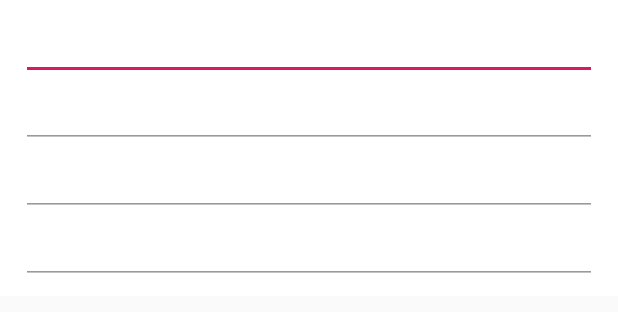
After one commit to WuXuBaiYang/CloudTorrentMaster, an Android app: the layout view_server_info_create_sheet.xml on its own in the app's theme, with its tools: preview values and no code run, on a phone screen of 412 x 824 dp. The commit adds this screen. Shown: the top 312 px of the screen. Run offline under Robolectric (Android 15) with nearby library versions, the phone set to English and light mode, and no system bars.

Commit message:
添加bottom sheet

```diff
--- /dev/null
+++ b/app/src/main/res/layout/view_server_info_create_sheet.xml
@@ -0,0 +1,30 @@
+<?xml version="1.0" encoding="utf-8"?>
+<LinearLayout xmlns:android="http://schemas.android.com/apk/res/android"
+    xmlns:app="http://schemas.android.com/apk/res-auto"
+    android:id="@+id/linearlayout_server_info_create_sheet"
+    android:layout_width="match_parent"
+    android:layout_height="wrap_content"
+    android:background="@android:color/white"
+    android:orientation="vertical"
+    android:paddingLeft="@dimen/horizontal_margin"
+    android:paddingTop="@dimen/vertical_margin"
+    android:paddingRight="@dimen/horizontal_margin"
+    android:paddingBottom="@dimen/vertical_margin"
+    app:layout_behavior="@string/bottom_sheet_behavior">
+
+    <EditText
+        android:layout_width="match_parent"
+        android:layout_height="wrap_content" />
+
+    <EditText
+        android:layout_width="match_parent"
+        android:layout_height="wrap_content" />
+
+    <EditText
+        android:layout_width="match_parent"
+        android:layout_height="wrap_content" />
+
+    <EditText
+        android:layout_width="match_parent"
+        android:layout_height="wrap_content" />
+</LinearLayout>
```
Also changed, not shown: app/src/main/java/com/jtech/cloudtorrentmaster/view/activity/ServerSelectActivity.java (+26 -1 lines), app/src/main/res/layout/activity_server_select.xml (+40 -0 lines).
